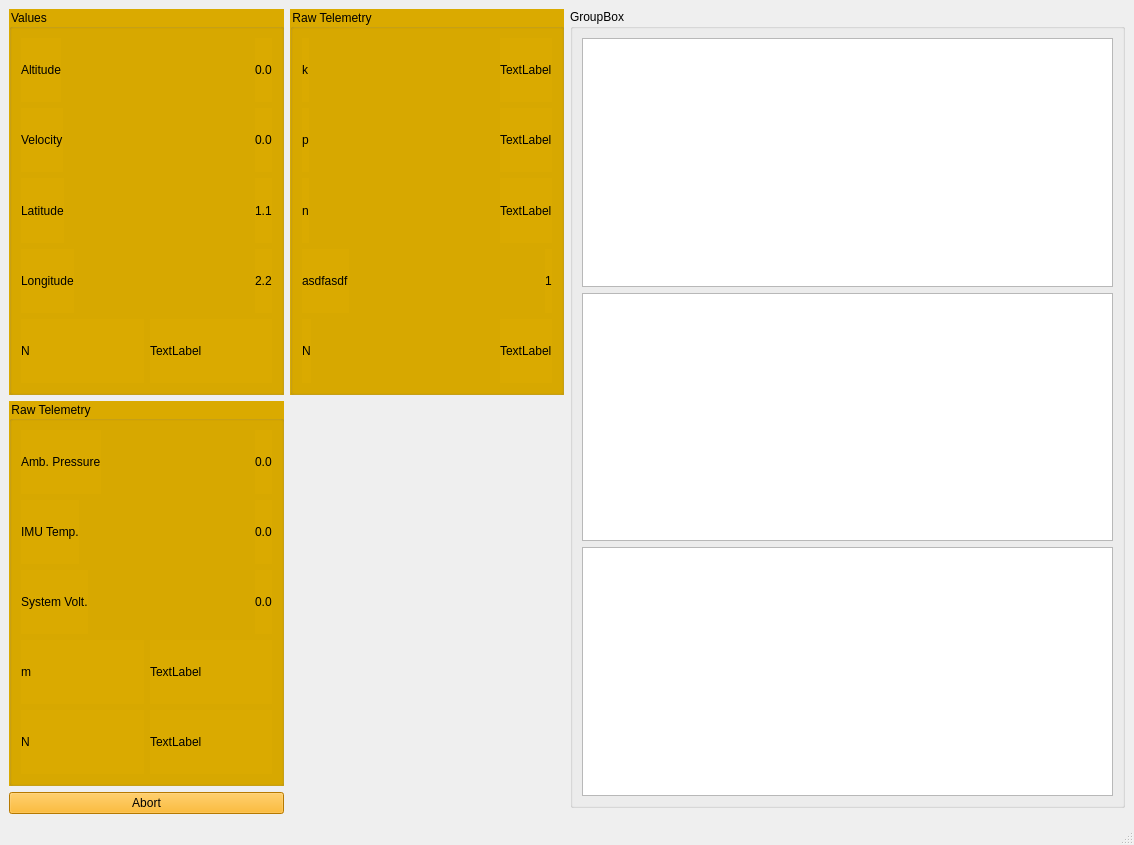
This is launchwindow.ui in activecontrols/GroundStationSoftware as Qt 5 draws it before an edit. The edited form follows.
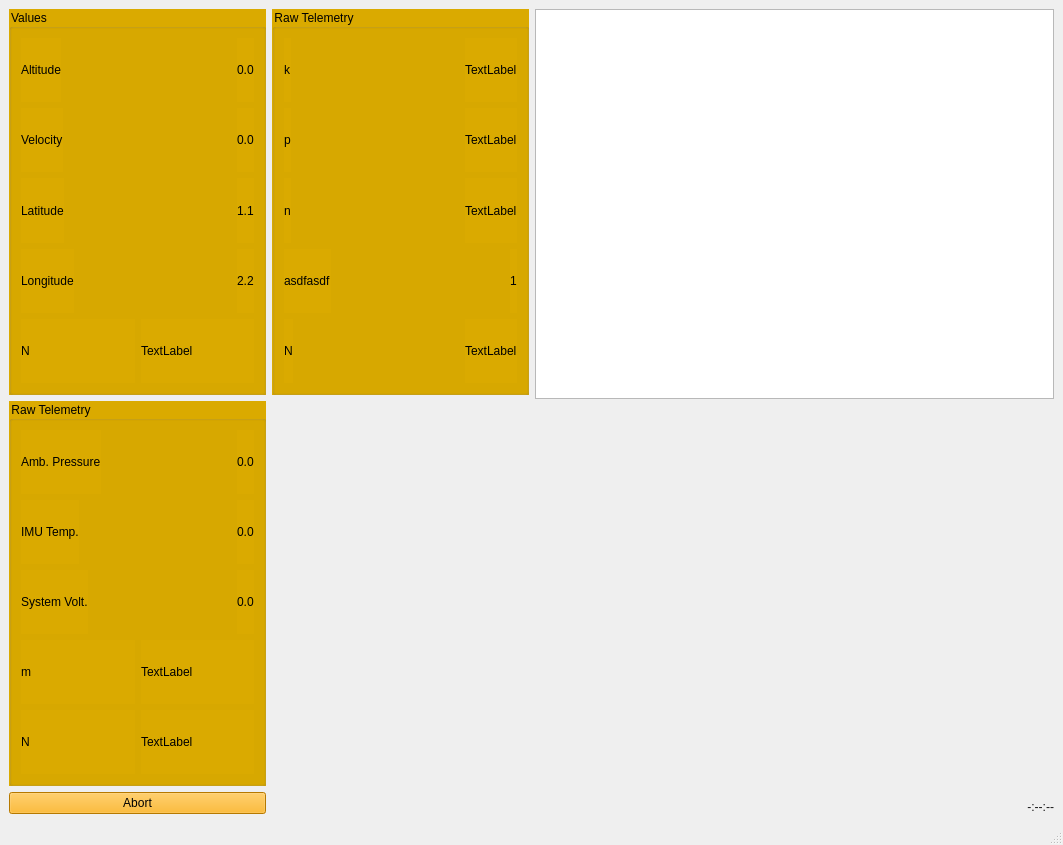
This is the edited form. Custom widgets are drawn as their Qt base class.

Commit message: 3d graph that updates but crashes, basic log record

Patch:
```diff
--- a/launchwindow.ui
+++ b/launchwindow.ui
@@ -6,7 +6,7 @@
    <rect>
     <x>0</x>
     <y>0</y>
-    <width>1134</width>
+    <width>1063</width>
     <height>845</height>
    </rect>
   </property>
@@ -21,7 +21,37 @@
   </property>
   <widget class="QWidget" name="centralwidget">
    <layout class="QGridLayout" name="gridLayout_2">
-    <item row="0" column="0" rowspan="2">
+    <item row="3" column="1">
+     <widget class="QLabel" name="clock">
+      <property name="sizePolicy">
+       <sizepolicy hsizetype="Preferred" vsizetype="Fixed">
+        <horstretch>0</horstretch>
+        <verstretch>0</verstretch>
+       </sizepolicy>
+      </property>
+      <property name="styleSheet">
+       <string notr="true">font: 12pt &quot;SimSun&quot;;
+color: rgb(20, 20, 20);</string>
+      </property>
+      <property name="text">
+       <string>-:--:--</string>
+      </property>
+      <property name="alignment">
+       <set>Qt::AlignRight|Qt::AlignTrailing|Qt::AlignVCenter</set>
+      </property>
+     </widget>
+    </item>
+    <item row="1" column="1">
+     <widget class="QChartView" name="graph_1">
+      <property name="sizePolicy">
+       <sizepolicy hsizetype="Expanding" vsizetype="Preferred">
+        <horstretch>0</horstretch>
+        <verstretch>0</verstretch>
+       </sizepolicy>
+      </property>
+     </widget>
+    </item>
+    <item row="1" column="0" rowspan="3">
      <layout class="QGridLayout" name="gridLayout">
       <item row="1" column="0">
        <widget class="QGroupBox" name="groupBox_5">
@@ -618,41 +648,10 @@
       </item>
      </layout>
     </item>
-    <item row="0" column="1">
-     <widget class="QGroupBox" name="groupBox">
-      <property name="title">
-       <string>GroupBox</string>
-      </property>
-      <layout class="QVBoxLayout" name="verticalLayout">
-       <item>
-        <widget class="QChartView" name="graph_1"/>
-       </item>
-       <item>
-        <widget class="QChartView" name="graph_2"/>
-       </item>
-       <item>
-        <widget class="QChartView" name="graph_3"/>
-       </item>
-      </layout>
-     </widget>
-    </item>
-    <item row="1" column="1">
-     <widget class="QLabel" name="clock">
-      <property name="sizePolicy">
-       <sizepolicy hsizetype="Preferred" vsizetype="Ignored">
-        <horstretch>0</horstretch>
-        <verstretch>0</verstretch>
-       </sizepolicy>
-      </property>
-      <property name="styleSheet">
-       <string notr="true">font: 12pt &quot;SimSun&quot;;
-color: rgb(20, 20, 20);</string>
-      </property>
-      <property name="text">
-       <string>-:--:--</string>
-      </property>
-      <property name="alignment">
-       <set>Qt::AlignRight|Qt::AlignTrailing|Qt::AlignVCenter</set>
+    <item row="2" column="1">
+     <widget class="MyQ3DScatter" name="scatter_1" native="true">
+      <property name="autoFillBackground">
+       <bool>false</bool>
       </property>
      </widget>
     </item>
@@ -676,6 +675,12 @@
    <extends>QGraphicsView</extends>
    <header>QtCharts</header>
   </customwidget>
+  <customwidget>
+   <class>MyQ3DScatter</class>
+   <extends>QWidget</extends>
+   <header>myq3dscatter.h</header>
+   <container>1</container>
+  </customwidget>
  </customwidgets>
  <resources/>
  <connections/>
```
Left out of the diff: 2 changed lines with no effect on the pictures. The commit also changes 12 other files.
